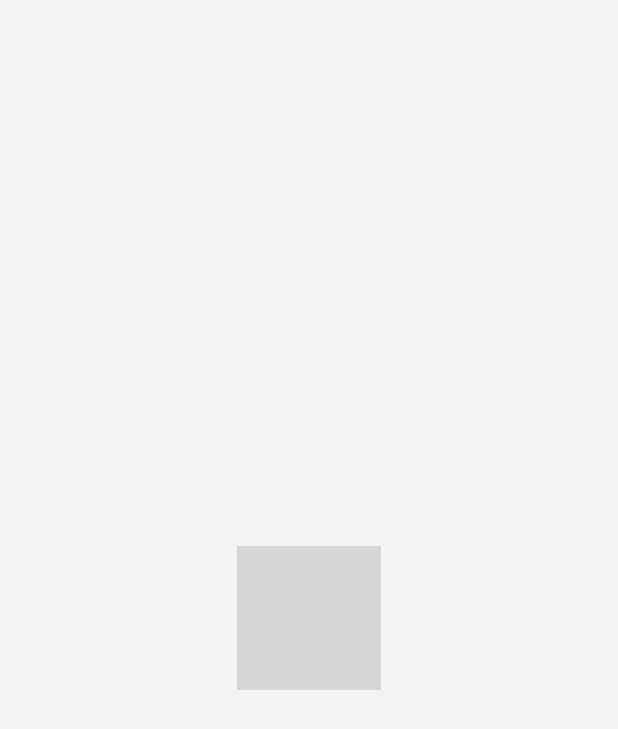
After one commit to anandubey/Attendance-Tracker, an Android app: the SplashScreen screen opened directly, with no data from a screen before it, on a phone screen of 412 x 824 dp. The commit adds this screen. Shown: the top 729 px of the screen. Run offline under Robolectric (Android 15) with nearby library versions, the phone set to English and light mode, and no system bars; 1 statement that could not run was skipped.

Commit message:
user manager for client is created.

```diff
--- a/android-client/AttendanceTracker/app/src/main/AndroidManifest.xml
+++ b/android-client/AttendanceTracker/app/src/main/AndroidManifest.xml
@@ -9,7 +9,11 @@
         android:roundIcon="@mipmap/ic_launcher_round"
         android:supportsRtl="true"
         android:theme="@style/AppTheme">
-        <activity android:name=".MainActivity">
+        <activity android:name=".activities.LoginActivity"></activity>
+        <activity android:name=".activities.HomeActivity" />
+        <activity
+            android:name=".activities.SplashScreen"
+            android:theme="@style/SplashScreen">
             <intent-filter>
                 <action android:name="android.intent.action.MAIN" />
 
--- /dev/null
+++ b/android-client/AttendanceTracker/app/src/main/java/com/ams/attendance_tracker/activities/SplashScreen.java
@@ -0,0 +1,20 @@
+package com.ams.attendance_tracker.activities;
+
+import android.os.Bundle;
+
+import androidx.annotation.Nullable;
+import androidx.appcompat.app.AppCompatActivity;
+
+import com.ams.attendance_tracker.utils.UserManager;
+
+public class SplashScreen extends AppCompatActivity {
+
+    UserManager userManager;
+    @Override
+    protected void onCreate(@Nullable Bundle savedInstanceState) {
+        super.onCreate(savedInstanceState);
+        userManager = new UserManager(this);
+        userManager.checkLoginState();
+        SplashScreen.this.finish();
+    }
+}
--- /dev/null
+++ b/android-client/AttendanceTracker/app/src/main/java/com/ams/attendance_tracker/utils/UserManager.java
@@ -0,0 +1,102 @@
+package com.ams.attendance_tracker.utils;
+
+import android.annotation.SuppressLint;
+import android.content.Context;
+import android.content.Intent;
+import android.content.SharedPreferences;
+
+import com.ams.attendance_tracker.activities.HomeActivity;
+import com.ams.attendance_tracker.activities.LoginActivity;
+
+import java.util.HashMap;
+
+public class UserManager {
+    SharedPreferences sharedPreferences;
+    SharedPreferences.Editor editor;
+    Context _context;
+
+    private static final String PREF_NAME = "UserTokenPref";
+    private static final String IS_LOGIN = "IsLoggedIn";
+
+    private static final String KEY_USERNAME = "userName";
+    private static final String KEY_FIRST_NAME = "firstName";
+    private static final String KEY_LAST_NAME = "firstName";
+    private static final String KEY_TOKEN = "accessToken";
+    private static final String KEY_EMAIL = "emailId";
+    private static final String KEY_DEPARTMENT = "department";
+
+    @SuppressLint("CommitPrefEdits")
+    public UserManager(Context context){
+        this._context = context;
+        sharedPreferences = _context.getSharedPreferences(PREF_NAME, Context.MODE_PRIVATE);
+        editor = sharedPreferences.edit();
+    }
+
+    public String getAuthToken() {
+        if (sharedPreferences.contains(KEY_TOKEN)){
+            return sharedPreferences.getString(KEY_TOKEN, null);
+        }
+        return null;
+    }
+
+    public void setAuthToken(String token){
+        if (!sharedPreferences.contains(KEY_TOKEN)){
+            editor.putBoolean(IS_LOGIN, true);
+            editor.putString(KEY_TOKEN, token);
+            editor.commit();
+        }
+    }
+
+    public HashMap<String, String> getUserDetails() {
+        HashMap<String, String> user = new HashMap<String, String>();
+
+        user.put(KEY_USERNAME, sharedPreferences.getString(KEY_USERNAME, null));
+        user.put(KEY_TOKEN, sharedPreferences.getString(KEY_TOKEN, null));
+        user.put(KEY_EMAIL, sharedPreferences.getString(KEY_EMAIL, null));
+        user.put(KEY_DEPARTMENT, sharedPreferences.getString(KEY_DEPARTMENT, null));
+        return user;
+    }
+
+    public void setUserDetails(String userName, String firstName, String lastName, String email, String department){
+        if (this.isLoggedIn()){
+            editor.putString(KEY_USERNAME, userName);
+            editor.putString(KEY_EMAIL, email);
+            editor.putString(KEY_FIRST_NAME, firstName);
+            editor.putString(KEY_LAST_NAME, lastName);
+            editor.putString(KEY_DEPARTMENT, department);
+            editor.commit();
+        }
+
+    }
+
+    public boolean isLoggedIn(){
+        return sharedPreferences.getBoolean(IS_LOGIN, false);
+    }
+
+    public void checkLoginState(){
+        if(!this.isLoggedIn()){
+            Intent intent = new Intent(_context, LoginActivity.class);
+            intent.addFlags(Intent.FLAG_ACTIVITY_CLEAR_TOP);
+            intent.setFlags(Intent.FLAG_ACTIVITY_NEW_TASK);
+            _context.startActivity(intent);
+        }
+        else{
+            Intent intent = new Intent(_context, HomeActivity.class);
+            intent.addFlags(Intent.FLAG_ACTIVITY_CLEAR_TOP);
+            intent.setFlags(Intent.FLAG_ACTIVITY_NEW_TASK);
+            _context.startActivity(intent);
+        }
+    }
+
+
+    public void logoutUser() {
+        editor.clear();
+        editor.commit();
+
+        Intent intent = new Intent(_context, LoginActivity.class);
+        intent.addFlags(Intent.FLAG_ACTIVITY_CLEAR_TOP);
+        intent.setFlags(Intent.FLAG_ACTIVITY_NEW_TASK);
+        _context.startActivity(intent);
+    }
+
+}
--- /dev/null
+++ b/android-client/AttendanceTracker/app/src/main/res/drawable-v24/bg_splash_screen.xml
@@ -0,0 +1,10 @@
+<?xml version="1.0" encoding="utf-8"?>
+<layer-list xmlns:android="http://schemas.android.com/apk/res/android">
+    <item android:drawable="@color/colorOffWhite"/>
+    <item >
+        <bitmap
+            android:layout_width="wrap_content"
+            android:gravity="center"
+            android:src="@drawable/ams_logo" />
+    </item>
+</layer-list>
--- a/android-client/AttendanceTracker/app/src/main/res/layout/activity_main.xml
+++ b/android-client/AttendanceTracker/app/src/main/res/layout/activity_main.xml
@@ -4,7 +4,7 @@
     xmlns:tools="http://schemas.android.com/tools"
     android:layout_width="match_parent"
     android:layout_height="match_parent"
-    tools:context=".MainActivity">
+    tools:context=".activities.HomeActivity">
 
     <TextView
         android:layout_width="wrap_content"
--- a/android-client/AttendanceTracker/app/src/main/res/values/colors.xml
+++ b/android-client/AttendanceTracker/app/src/main/res/values/colors.xml
@@ -2,5 +2,10 @@
 <resources>
     <color name="colorPrimary">#6200EE</color>
     <color name="colorPrimaryDark">#3700B3</color>
-    <color name="colorAccent">#03DAC5</color>
+    <color name="colorLessDark">#393e46</color>
+    <color name="colorOffWhite">#f2f3f5</color>
+    <color name="colorGrey">#c9d6df</color>
+    <color name="colorDarkGrey">#52616b</color>
+    <color name="colorAccent">#00adb5</color>
+    <color name="colorDarkAccent">#0d7377</color>
 </resources>
--- a/android-client/AttendanceTracker/app/src/main/res/values/styles.xml
+++ b/android-client/AttendanceTracker/app/src/main/res/values/styles.xml
@@ -1,10 +1,12 @@
 <resources>
     <!-- Base application theme. -->
-    <style name="AppTheme" parent="Theme.AppCompat.Light.DarkActionBar">
+    <style name="AppTheme" parent="Theme.AppCompat.Light.NoActionBar">
         <!-- Customize your theme here. -->
         <item name="colorPrimary">@color/colorPrimary</item>
         <item name="colorPrimaryDark">@color/colorPrimaryDark</item>
         <item name="colorAccent">@color/colorAccent</item>
     </style>
-
+    <style name="SplashScreen" parent="Theme.AppCompat.Light.NoActionBar">
+        <item name="android:windowBackground"> @drawable/bg_splash_screen</item>
+    </style>
 </resources>
```
Also changed, not shown: android-client/AttendanceTracker/app/src/main/java/com/ams/attendance_tracker/activities/HomeActivity.java (added, +16 -0 lines), android-client/AttendanceTracker/app/src/main/java/com/ams/attendance_tracker/activities/LoginActivity.java (added, +16 -0 lines), android-client/AttendanceTracker/app/src/main/res/layout/activity_login.xml (added, +9 -0 lines).
